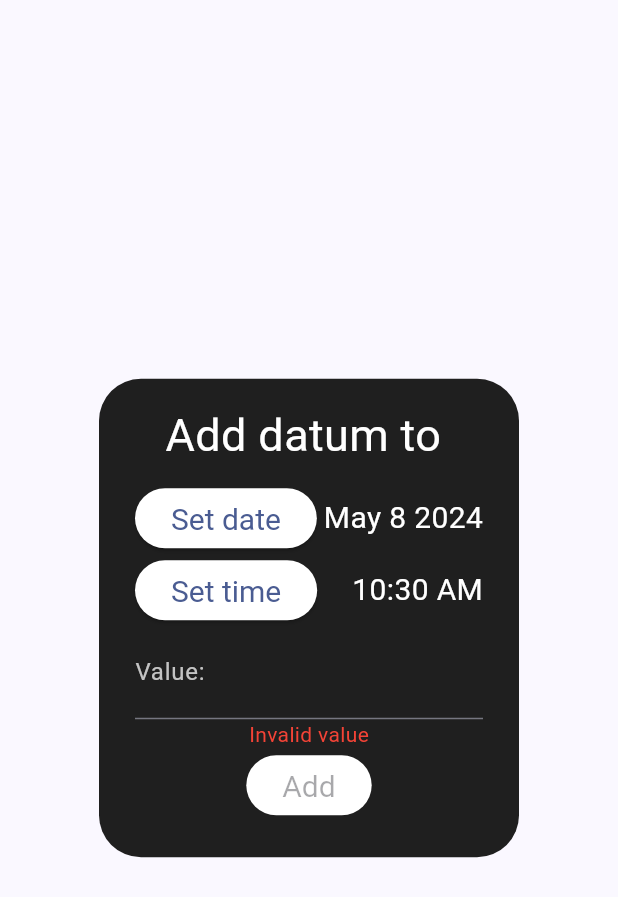
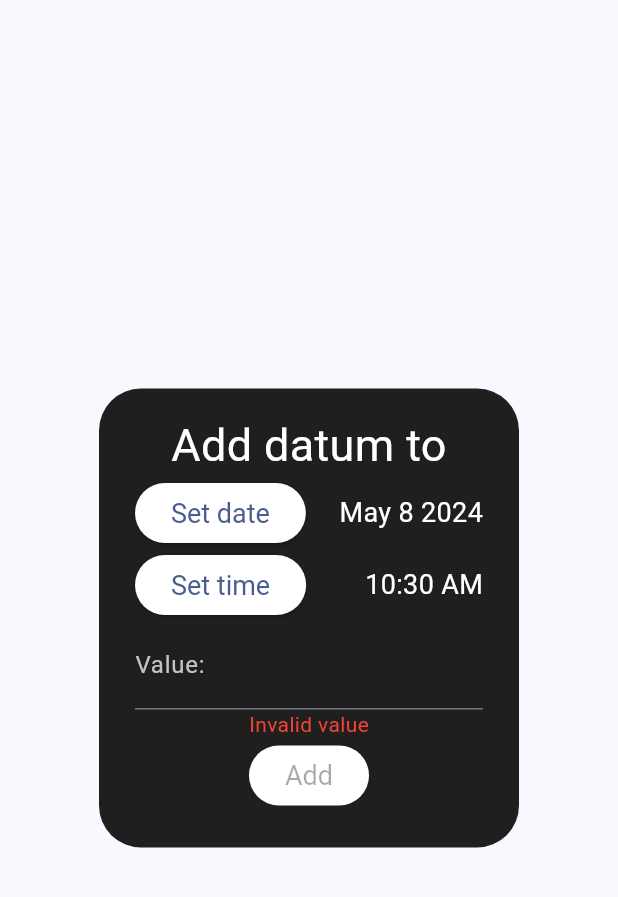
Before and after one commit to 0danylo/charted, a Flutter app: the DatumDialog widget shown alone on an empty page, opened directly with empty values, on a phone screen of 412 x 824 dp. Shown: the top 897 px of the screen. Run offline on Flutter 3.47's test engine with Material 3 defaults, Android fonts, the phone set to English and light mode, and no system bars; our stand-ins replace syncfusion_flutter_charts.

```diff
--- /dev/null
+++ b/devtools_options.yaml
@@ -0,0 +1 @@
+extensions:
--- a/lib/datum_dialog.dart
+++ b/lib/datum_dialog.dart
@@ -27,10 +27,8 @@ class DatumDialogState extends State<DatumDialog> {
       content: Column(
         mainAxisSize: MainAxisSize.min,
         children: [
-          Title(
-              color: const Color.fromARGB(255, 106, 106, 106),
-              child: subtitleOf("Add datum to ${widget.graphName}")),
-          getPadding(5),
+          subtitleOf("Add datum to ${widget.graphName}"),
+          // getPadding(5),
           Row(
             mainAxisAlignment: MainAxisAlignment.spaceBetween,
             children: [
--- a/lib/util.dart
+++ b/lib/util.dart
@@ -5,7 +5,7 @@ const lightColor = Color.fromARGB(255, 195, 195, 195);
 const white = Colors.white;
 
 const smallStyle = TextStyle(color: white, fontSize: 15);
-const mediumStyle = TextStyle(color: white, fontSize: 20);
+const mediumStyle = TextStyle(color: white, fontSize: 18);
 const subtitleStyle = TextStyle(color: white, fontSize: 30);
 const titleStyle = TextStyle(color: white, fontSize: 40);
 const errorStyle = TextStyle(color: Colors.red);
@@ -30,6 +30,12 @@ const months = [
   'Dec'
 ];
 
+getSortedEntries(Map data) {
+  var entries = data.entries.toList();
+  entries.sort((a, b) => a.key.compareTo(b.key));
+  return entries;
+}
+
 formatDate(DateTime date) =>
     styled('${months[date.month - 1]} ${date.day} ${date.year}');
 
@@ -39,8 +45,10 @@ formatTime(TimeOfDay time) => styled(
 formatDouble(double x) => x.toInt() == x ? x.toInt().toString() : x.toString();
 
 styled(String text) => Text(text, style: mediumStyle);
-subtitleOf(String text) => Text(text, style: subtitleStyle);
-titleOf(String text) => Text(text, style: titleStyle);
+subtitleOf(String text) =>
+    Text(text, style: subtitleStyle, textAlign: TextAlign.center);
+titleOf(String text) =>
+    Text(text, style: titleStyle, textAlign: TextAlign.center);
 errorOf(String text) => Text(text, style: errorStyle);
 
 getPadding(double side) => Padding(padding: EdgeInsets.all(side));
```
Also changed, not shown: lib/details_dialog.dart (added, +53 -0 lines), lib/graph_card.dart (+18 -51 lines).
